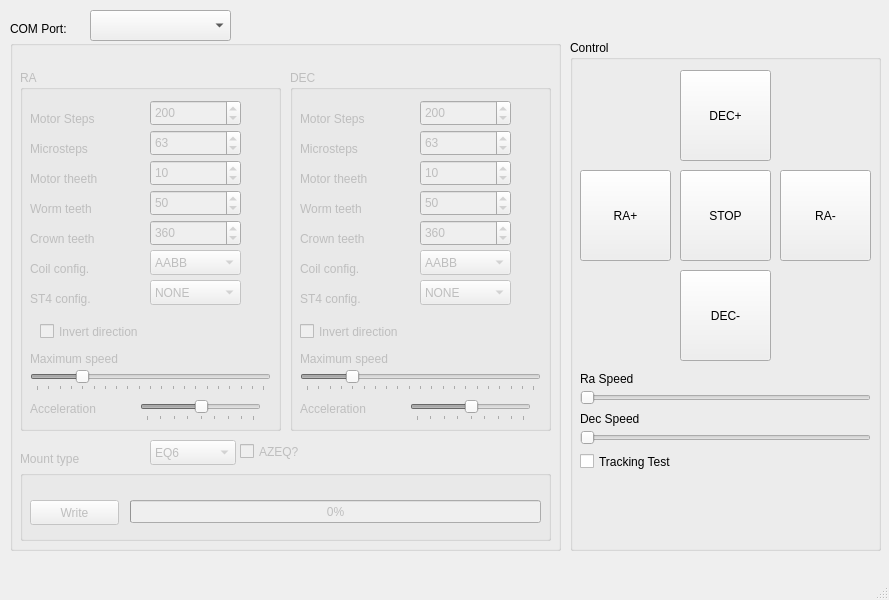
This is mainwindow.ui in ahp-electronics/gt-configurator as Qt 5 draws it before an edit. The edited form follows.
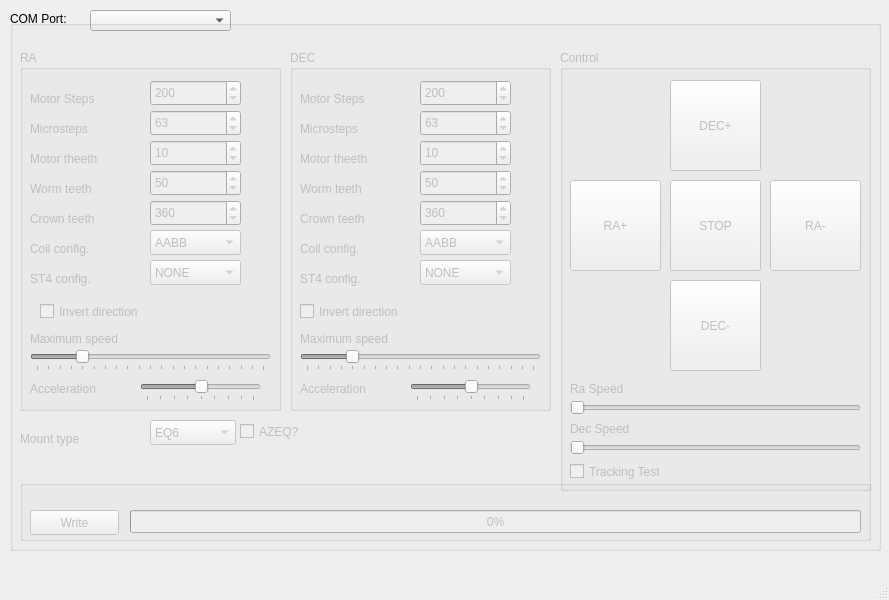
This is the edited form.

```diff
--- a/mainwindow.ui
+++ b/mainwindow.ui
@@ -20,7 +20,7 @@
       <x>90</x>
       <y>10</y>
       <width>141</width>
-      <height>31</height>
+      <height>21</height>
      </rect>
     </property>
    </widget>
@@ -28,7 +28,7 @@
     <property name="geometry">
      <rect>
       <x>10</x>
-      <y>20</y>
+      <y>10</y>
       <width>71</width>
       <height>17</height>
      </rect>
@@ -44,9 +44,9 @@
     <property name="geometry">
      <rect>
       <x>10</x>
-      <y>40</y>
-      <width>551</width>
-      <height>511</height>
+      <y>20</y>
+      <width>871</width>
+      <height>531</height>
      </rect>
     </property>
     <property name="title">
@@ -494,9 +494,9 @@
      <property name="geometry">
       <rect>
        <x>10</x>
-       <y>430</y>
-       <width>531</width>
-       <height>71</height>
+       <y>460</y>
+       <width>851</width>
+       <height>61</height>
       </rect>
      </property>
      <property name="title">
@@ -520,7 +520,7 @@
        <rect>
         <x>110</x>
         <y>30</y>
-        <width>411</width>
+        <width>731</width>
         <height>23</height>
        </rect>
       </property>
@@ -871,14 +871,16 @@
       </property>
      </widget>
     </widget>
-   </widget>
-   <widget class="QGroupBox" name="groupBox">
+    <widget class="QGroupBox" name="Control">
+     <property name="enabled">
+      <bool>false</bool>
+     </property>
     <property name="geometry">
      <rect>
-      <x>570</x>
-      <y>40</y>
+       <x>550</x>
+       <y>30</y>
       <width>311</width>
-      <height>511</height>
+       <height>441</height>
      </rect>
     </property>
     <property name="title">
@@ -1013,6 +1015,7 @@
      <property name="text">
       <string>Tracking Test</string>
      </property>
+     </widget>
     </widget>
    </widget>
   </widget>
```
Lines whose indentation alone changed are shown as unchanged.
